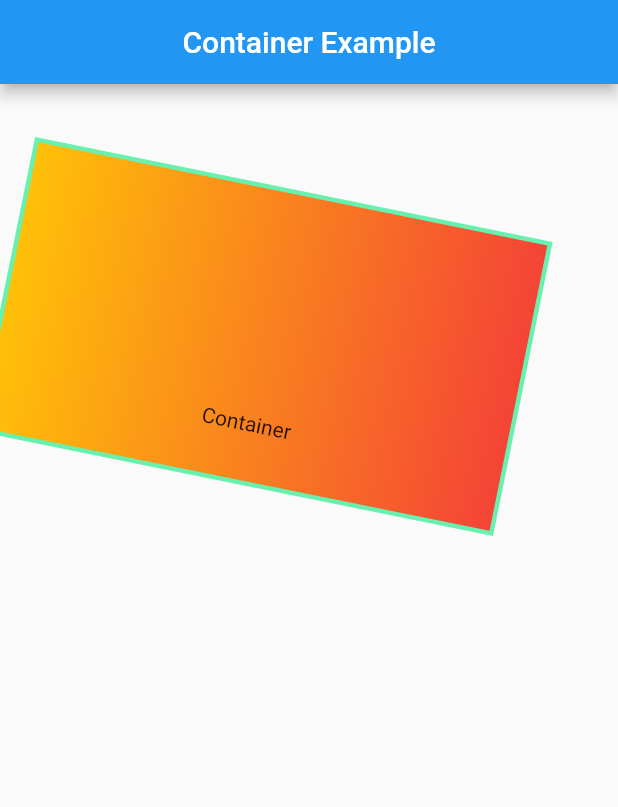
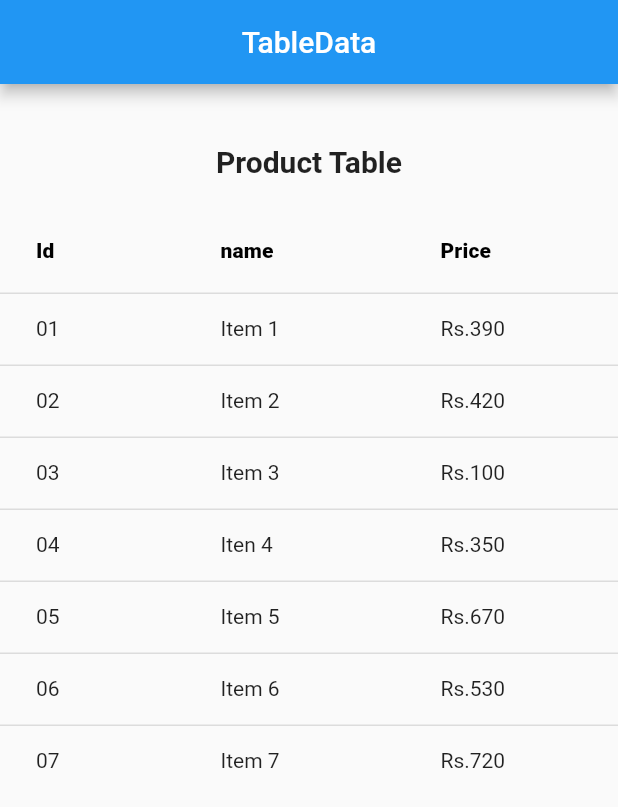
Before and after one commit to NilamPathak578/flutterHopeProjects, a Flutter app: the screen it shows after launch, on a phone screen of 412 x 824 dp. Shown: the top 807 px of the screen. Run offline on Flutter 3.47's test engine with Material 2 defaults, Android fonts, the phone set to English and light mode, and no system bars.

Commit message:
Table Example

```diff
--- /dev/null
+++ b/lib/Views/table_page.dart
@@ -0,0 +1,92 @@
+import 'package:flutter/material.dart';
+
+class ShowDataTable extends StatefulWidget {
+  const ShowDataTable({Key? key}) : super(key: key);
+
+  @override
+  State<ShowDataTable> createState() => _ShowDataTableState();
+}
+
+class _ShowDataTableState extends State<ShowDataTable> {
+  @override
+  Widget build(BuildContext context) {
+    return Scaffold(
+      appBar: AppBar(
+        title: const Text("TableData"),
+        centerTitle: true,
+      ),
+      body: Padding(
+        padding: const EdgeInsets.symmetric(vertical: 40.0),
+        child: Column(
+          crossAxisAlignment: CrossAxisAlignment.stretch,
+          children: [
+            const Center(
+                child: Text(
+              "Product Table",
+              style: TextStyle(fontSize: 20.0, fontWeight: FontWeight.w700),
+            )),
+            const SizedBox(
+              height: 20.0,
+            ),
+            DataTable(columns: const [
+              DataColumn(
+                label: Text(
+                  "Id",
+                  style: TextStyle(fontSize: 14.0, fontWeight: FontWeight.w900),
+                ),
+              ),
+              DataColumn(
+                label: Text(
+                  "name",
+                  style: TextStyle(fontSize: 14.0, fontWeight: FontWeight.w900),
+                ),
+              ),
+              DataColumn(
+                label: Text(
+                  "Price",
+                  style: TextStyle(fontSize: 14.0, fontWeight: FontWeight.w900),
+                ),
+              ),
+            ], rows: const [
+              DataRow(cells: [
+                DataCell(Text("01")),
+                DataCell(Text("Item 1")),
+                DataCell(Text("Rs.390")),
+              ]),
+              DataRow(cells: [
+                DataCell(Text("02")),
+                DataCell(Text("Item 2")),
+                DataCell(Text("Rs.420")),
+              ]),
+              DataRow(cells: [
+                DataCell(Text("03")),
+                DataCell(Text("Item 3")),
+                DataCell(Text("Rs.100")),
+              ]),
+              DataRow(cells: [
+                DataCell(Text("04")),
+                DataCell(Text("Iten 4")),
+                DataCell(Text("Rs.350")),
+              ]),
+              DataRow(cells: [
+                DataCell(Text("05")),
+                DataCell(Text("Item 5")),
+                DataCell(Text("Rs.670")),
+              ]),
+              DataRow(cells: [
+                DataCell(Text("06")),
+                DataCell(Text("Item 6")),
+                DataCell(Text("Rs.530")),
+              ]),
+              DataRow(cells: [
+                DataCell(Text("07")),
+                DataCell(Text("Item 7")),
+                DataCell(Text("Rs.720")),
+              ]),
+            ])
+          ],
+        ),
+      ),
+    );
+  }
+}
--- a/lib/Widgets/containerwidget.dart
+++ b/lib/Widgets/containerwidget.dart
@@ -8,16 +8,16 @@ Widget containerWidget(BuildContext context) {
     height: 200.0,
     width: MediaQuery.of(context).size.width,
     child: const Text("Container"),
+    // color: Colors.green,
     alignment: Alignment.bottomCenter,
     decoration: BoxDecoration(
-      //color: Colors.deepPurpleAccent,
-      gradient: const LinearGradient(
-          begin: Alignment.centerLeft,
-          end: Alignment.centerRight,
-          colors: [Colors.amber, Colors.red]),
-      border: Border.all(color: Colors.greenAccent, width: 3.0),
-      //borderRadius: BorderRadius.circular(20.0)
-    ),
+        color: Colors.deepPurpleAccent,
+        gradient: const LinearGradient(
+            begin: Alignment.centerLeft,
+            end: Alignment.centerRight,
+            colors: [Colors.amber, Colors.red]),
+        border: Border.all(color: Colors.greenAccent, width: 3.0),
+        borderRadius: BorderRadius.circular(20.0)),
     transform: Matrix4.rotationZ(0.2),
   );
 }
--- a/lib/main.dart
+++ b/lib/main.dart
@@ -1,5 +1,6 @@
 import 'package:flutter/material.dart';
 import 'package:flutterhopeprojects/Views/home_page.dart';
+import 'package:flutterhopeprojects/Views/table_page.dart';
 
 void main() {
   runApp(const MyApp());
@@ -17,7 +18,8 @@ class MyApp extends StatelessWidget {
       theme: ThemeData(
         primarySwatch: Colors.blue,
       ),
-      home: const Homepage(),
+      // home: const Homepage(),
+      home: const ShowDataTable(),
     );
   }
 }
```
